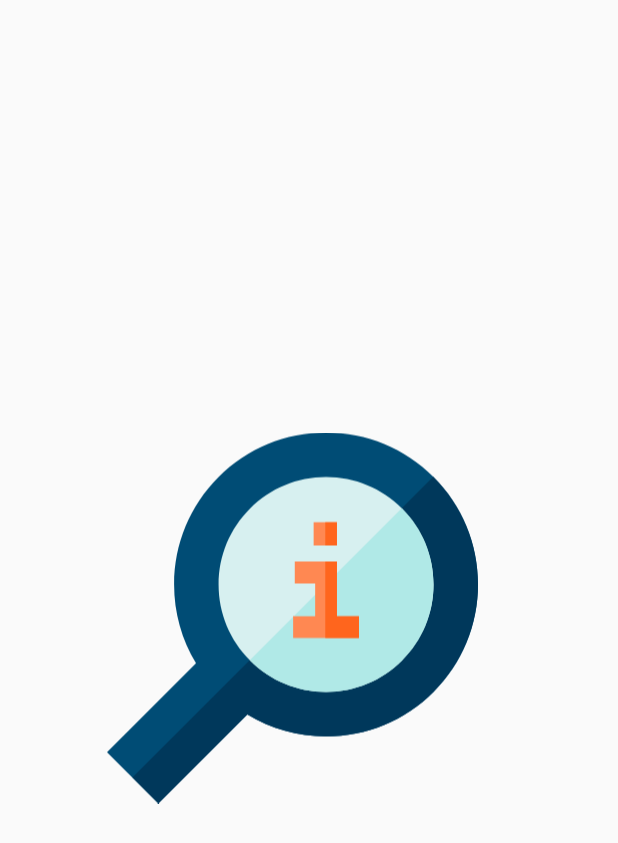
After one commit to Alyss00/InfoCEP, an Android app: the SplashActivity screen opened directly, with no data from a screen before it, on a phone screen of 412 x 824 dp. The commit adds this screen. Shown: the top 843 px of the screen. Run offline under Robolectric (Android 15) with nearby library versions, the phone set to English and light mode, and no system bars.

Commit message:
Splash Activity

```diff
--- a/app/build.gradle
+++ b/app/build.gradle
@@ -31,4 +31,5 @@ dependencies {
     androidTestImplementation 'androidx.test.ext:junit:1.1.1'
     androidTestImplementation 'androidx.test.espresso:espresso-core:3.2.0'
 
+
 }
--- a/app/src/main/AndroidManifest.xml
+++ b/app/src/main/AndroidManifest.xml
@@ -11,14 +11,22 @@
         android:roundIcon="@mipmap/ic_launcher_round"
         android:supportsRtl="true"
         android:theme="@style/AppTheme">
-        <activity android:name=".MainActivity"
+
+
+        <activity android:name=".SplashActivity"
+            android:theme="@style/AppTheme"
+            android:screenOrientation="portrait"
             >
+
             <intent-filter>
                 <action android:name="android.intent.action.MAIN" />
 
                 <category android:name="android.intent.category.LAUNCHER" />
             </intent-filter>
         </activity>
+        <activity android:name=".MainActivity"
+            android:theme="@style/AppTheme"
+            android:screenOrientation="sensor"/>
     </application>
 
 </manifest>
--- a/app/src/main/java/com/example/requisieshttp/MainActivity.java
+++ b/app/src/main/java/com/example/requisieshttp/MainActivity.java
@@ -14,7 +14,7 @@ import android.widget.EditText;
 import android.widget.TextView;
 import android.widget.Toast;
 
-import com.google.android.material.textfield.TextInputLayout;
+
 
 import org.json.JSONException;
 import org.json.JSONObject;
@@ -34,6 +34,7 @@ public class MainActivity extends AppCompatActivity {
     private EditText EditCEP;
 
 
+
     @Override
     protected void onCreate(Bundle savedInstanceState) {
         super.onCreate(savedInstanceState);
@@ -42,6 +43,7 @@ public class MainActivity extends AppCompatActivity {
 
         botaoRecuperar = findViewById(R.id.buttonRecuperar);
         textoResultado = findViewById(R.id.textResultado);
+
 
 
 
--- /dev/null
+++ b/app/src/main/java/com/example/requisieshttp/SplashActivity.java
@@ -0,0 +1,31 @@
+package com.example.requisieshttp;
+
+import android.content.Intent;
+import android.os.Bundle;
+import android.os.Handler;
+import android.view.WindowManager;
+
+import androidx.annotation.Nullable;
+import androidx.appcompat.app.AppCompatActivity;
+
+public class SplashActivity extends AppCompatActivity {
+    @Override
+    protected void onCreate(@Nullable Bundle savedInstanceState) {
+        super.onCreate(savedInstanceState);
+        setContentView(R.layout.activity_splash);
+        //getSupportActionBar().hide();
+
+
+      final  Handler handler = new Handler();
+      final  Runnable runnable = new Runnable() {
+          @Override
+          public void run() {
+              Intent activity = new Intent(SplashActivity.this,MainActivity.class);
+              startActivity(activity);
+
+
+          }
+      };
+      handler.postDelayed(runnable, 2000);
+    }
+}
--- /dev/null
+++ b/app/src/main/res/layout/activity_splash.xml
@@ -0,0 +1,21 @@
+<?xml version="1.0" encoding="utf-8"?>
+<androidx.constraintlayout.widget.ConstraintLayout xmlns:android="http://schemas.android.com/apk/res/android"
+    xmlns:app="http://schemas.android.com/apk/res-auto"
+    xmlns:tools="http://schemas.android.com/tools"
+    android:layout_width="match_parent"
+    android:layout_height="match_parent"
+    tools:context=".SplashActivity">
+
+    <ImageView
+        android:id="@+id/imageView"
+        android:layout_width="247dp"
+        android:layout_height="0dp"
+        android:layout_marginEnd="8dp"
+        app:layout_constraintBottom_toBottomOf="parent"
+        app:layout_constraintEnd_toEndOf="parent"
+        app:layout_constraintHorizontal_bias="0.455"
+        app:layout_constraintStart_toStartOf="parent"
+        app:layout_constraintTop_toTopOf="parent"
+        app:srcCompat="@drawable/ic_ui" />
+
+</androidx.constraintlayout.widget.ConstraintLayout>
--- a/app/src/main/res/values/styles.xml
+++ b/app/src/main/res/values/styles.xml
@@ -7,4 +7,5 @@
         <item name="colorAccent">@color/colorAccent</item>
     </style>
 
+
 </resources>
--- a/build.gradle
+++ b/build.gradle
@@ -3,6 +3,7 @@ buildscript {
     repositories {
         google()
         jcenter()
+
     }
     dependencies {
         classpath "com.android.tools.build:gradle:4.0.1"
@@ -16,8 +17,9 @@ allprojects {
     repositories {
         google()
         jcenter()
+       }
     }
-}
+
 
 task clean(type: Delete) {
     delete rootProject.buildDir
```
